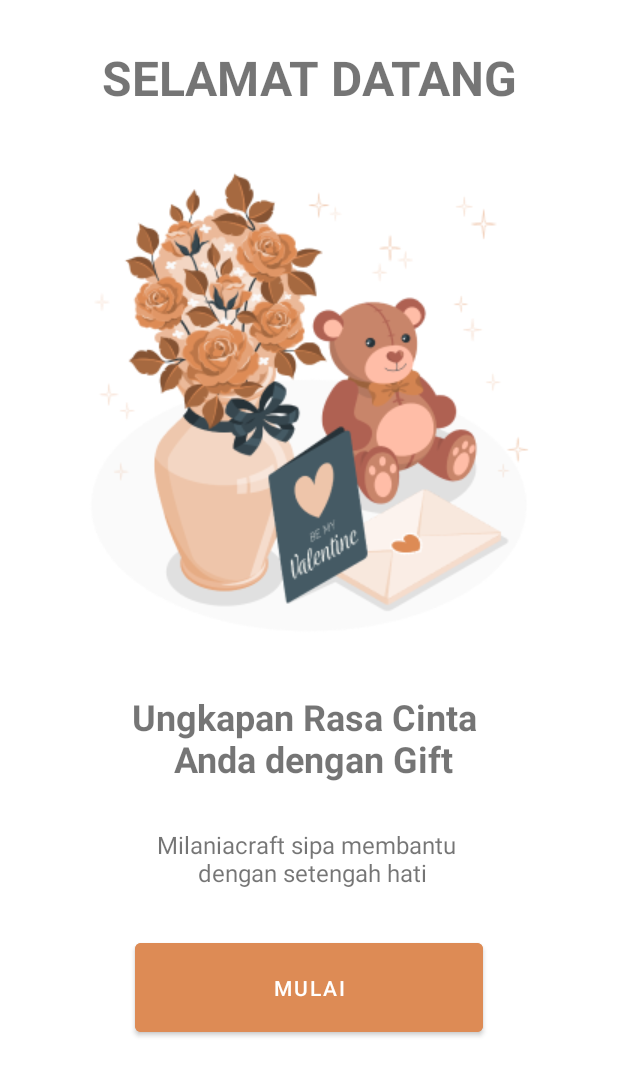
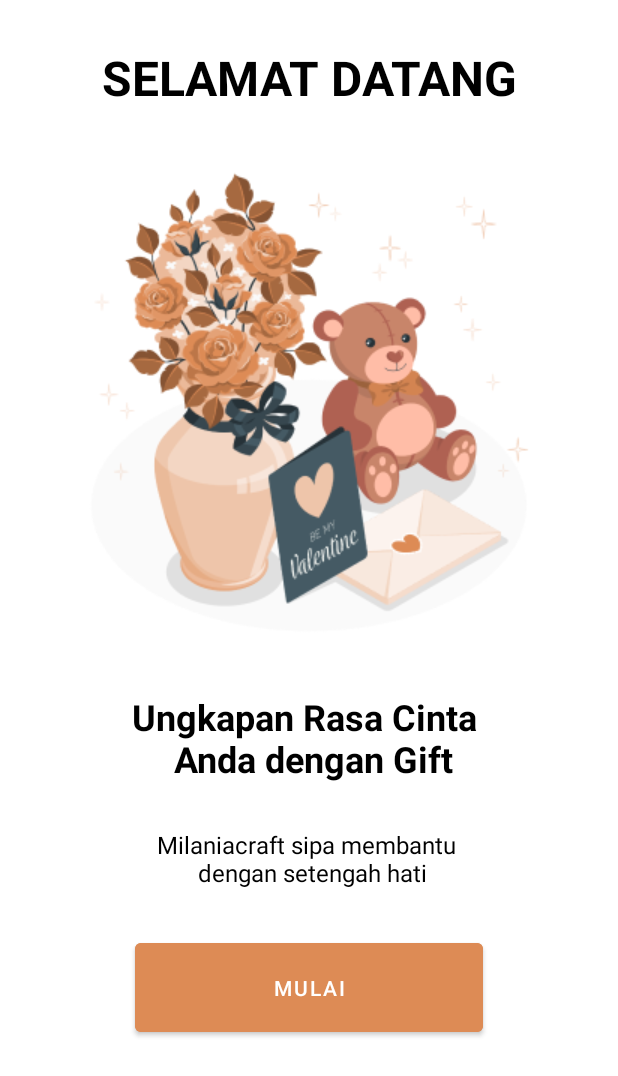
Before and after one commit to HarrisEmbuaba/B2, an Android app: the screen it shows after launch (MainActivity), on a phone screen of 412 x 824 dp. Shown: the top 1076 px of the screen. Run offline under Robolectric (Android 15) with nearby library versions, the phone set to English and light mode, and no system bars.

Commit message:
merubah text color

```diff
--- a/Mobile/app/src/main/res/layout/activity_main.xml
+++ b/Mobile/app/src/main/res/layout/activity_main.xml
@@ -13,6 +13,7 @@
        android:layout_height="wrap_content"
        android:text="SELAMAT DATANG"
        android:textSize="32dp"
+       android:textColor="@color/black"
        android:layout_marginTop="30dp"
        android:textStyle="bold"
        android:textAlignment="center"
@@ -35,6 +36,7 @@
         android:layout_width="wrap_content"
         android:layout_height="wrap_content"
         android:text="@string/ungkapan"
+        android:textColor="@color/black"
         android:textStyle="bold"
         android:textSize="24dp"
         android:layout_marginTop="30dp"
@@ -50,6 +52,7 @@
         android:text="@string/milaniacraft"
         android:textStyle="normal"
         android:textSize="16dp"
+        android:textColor="@color/black"
         android:layout_marginTop="30dp"
         app:layout_constraintTop_toBottomOf="@id/ungkapan"
         app:layout_constraintStart_toStartOf="parent"
@@ -62,6 +65,7 @@
         android:layout_marginHorizontal="90dp"
         android:padding="20dp"
         android:text="Mulai"
+        android:textColor="@color/white"
         android:layout_marginTop="30dp"
         android:backgroundTint="@color/coklat"
         app:layout_constraintTop_toBottomOf="@id/milania"
```
